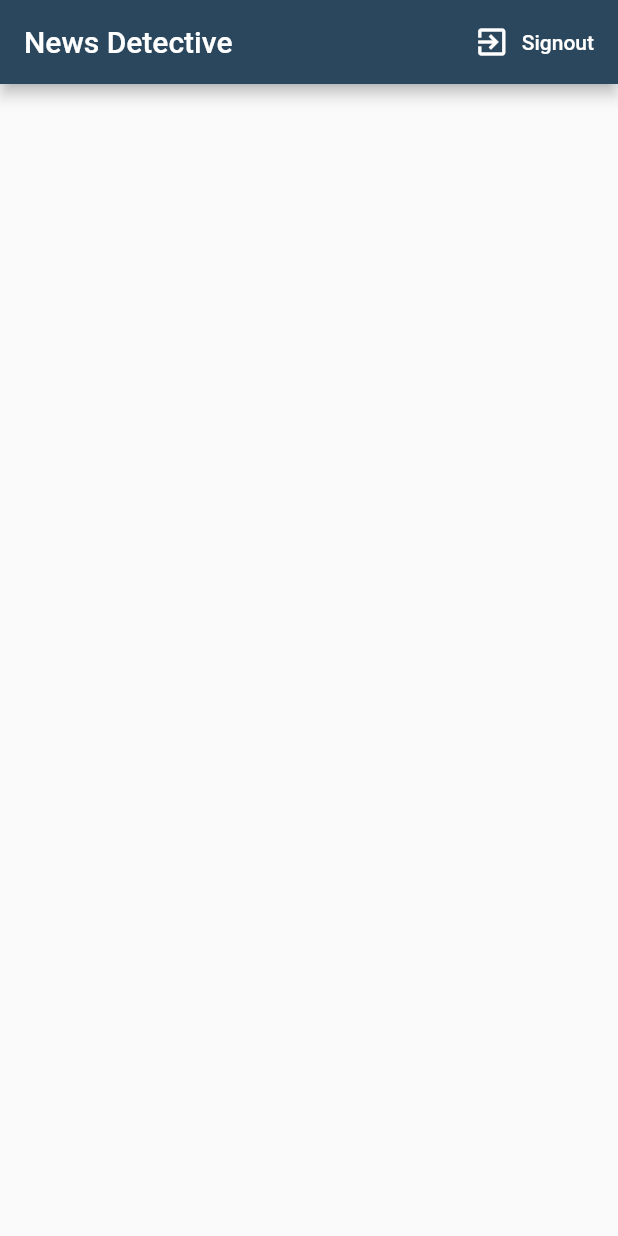
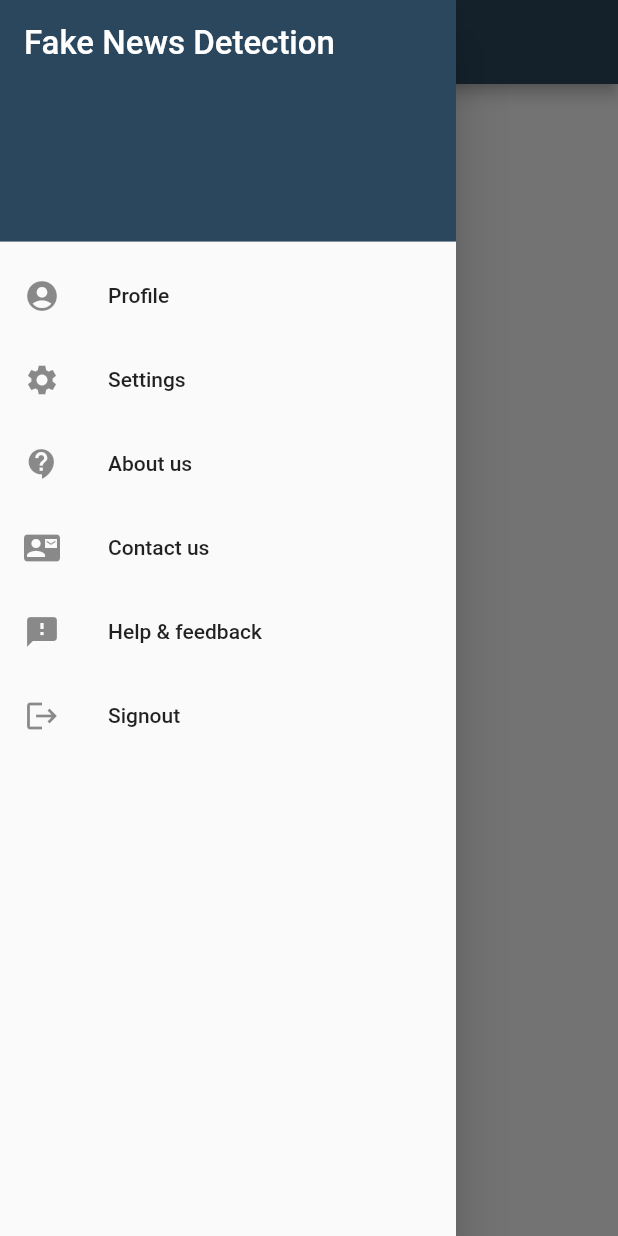
Before and after one commit to shroukNtaha/News_Detective, a Flutter app: the screen it shows once a user with an empty profile is signed in, with the side drawer open (before the commit the screen has no drawer), on a phone screen of 412 x 824 dp. Run offline on Flutter 3.47's test engine with Material 2 defaults, Android fonts, the phone set to English and light mode, and no system bars; our stand-ins replace cloud_firestore, firebase_auth, firebase_core; accounts and stored records are empty.

Commit message:
drawer in home screen

```diff
--- a/lib/screens/home/home.dart
+++ b/lib/screens/home/home.dart
@@ -8,33 +8,67 @@ class Home extends StatefulWidget {
 }
 
 class _HomeState extends State<Home> {
-
   AuthService _auth = AuthService();
   @override
   Widget build(BuildContext context) {
     return Scaffold(
       appBar: AppBar(
-          backgroundColor: Color(0xFF2B475D),
-          title: Text('News Detective'),
-          actions: <Widget>[
-            FlatButton.icon(
-              icon: Icon(Icons.exit_to_app),
-              textColor: Colors.white,
-              label: Text('Signout'),
-              onPressed: ()async {
+        backgroundColor: Color(0xFF2B475D),
+        title: Text('News Detective'),
+      ),
+      drawer: Drawer(
+        child: ListView(
+          padding: EdgeInsets.zero,
+          children: <Widget>[
+            DrawerHeader(
+              decoration: BoxDecoration(
+                color: Color(0xFF2B475D),
+              ),
+              child: Text(
+                'Fake News Detection',
+                style: TextStyle(
+                  color: Colors.white,
+                  fontSize: 22,
+                ),
+              ),
+            ),
+            ListTile(
+              leading: Icon(Icons.account_circle),
+              title: Text('Profile'),
+            ),
+            ListTile(
+              leading: Icon(Icons.settings),
+              title: Text('Settings'),
+            ),
+            ListTile(
+              leading: Icon(Icons.contact_support),
+              title: Text('About us'),
+            ),
+            ListTile(
+              leading: Icon(Icons.contact_mail),
+              title: Text('Contact us'),
+            ),
+            ListTile(
+              leading: Icon(Icons.feedback),
+              title: Text('Help & feedback'),
+            ),
+            ListTile(
+              leading: Icon(Icons.logout),
+              title: Text('Signout'),
+              onTap: () async {
                 await _auth.signOut();
-                Navigator.pushReplacement(context,
+                Navigator.pushReplacement(
+                  context,
                   MaterialPageRoute(builder: (context) => Authenticate()),
                 );
               },
             ),
           ],
+        ),
       ),
       body: Container(
         child: Column(
-          children: [
-
-          ],
+          children: [],
         ),
       ),
     );
```
Also changed, not shown: pubspec.yaml (+7 -1 lines), assets/fake.png (added), pubspec.lock.
